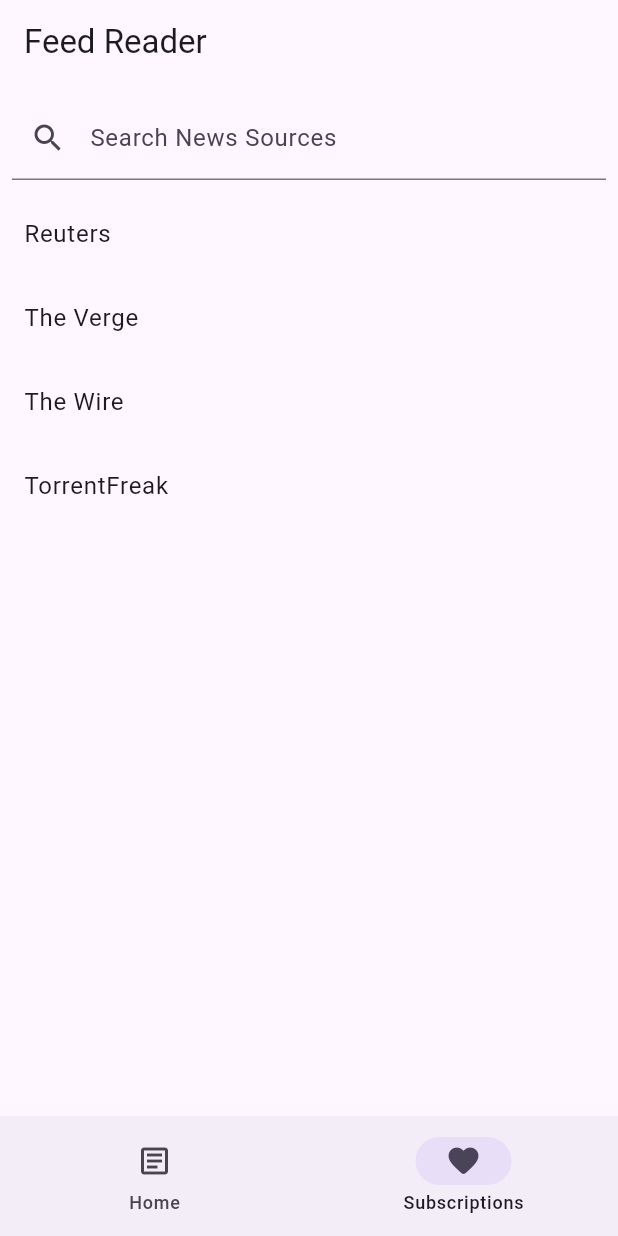
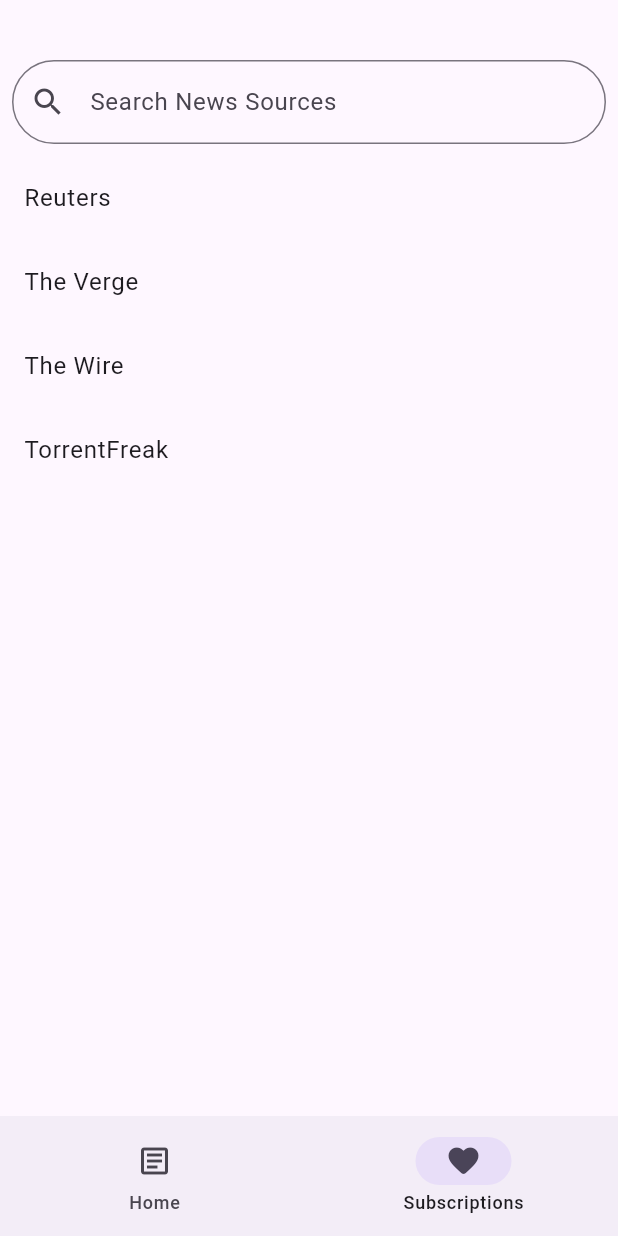
Before and after one commit to ksh-b/raven, a Flutter app: the screen it shows after launch, item 2 of the bottom bar chosen, on a phone screen of 412 x 824 dp. Run offline on Flutter 3.47's test engine with Material 3 defaults, Android fonts, the phone set to English and light mode, and no system bars; our stand-ins replace cached_network_image, flutter_html, hive, hive_flutter; accounts and stored records are empty.

Commit message:
change layout

```diff
--- a/lib/pages/main.dart
+++ b/lib/pages/main.dart
@@ -36,9 +36,6 @@ class _MyHomePageState extends State<MyHomePage> {
   @override
   Widget build(BuildContext context) {
     return Scaffold(
-      appBar: AppBar(
-        title: const Text('Feed Reader'),
-      ),
       bottomNavigationBar: NavigationBar(
         onDestinationSelected: (int index) {
           setState(() {
--- a/lib/pages/subscription.dart
+++ b/lib/pages/subscription.dart
@@ -29,6 +29,7 @@ class _SubscriptionsPageState extends State<SubscriptionsPage> with AutomaticKee
     return Scaffold(
       body: Column(
         children: [
+          SizedBox(height: 32,),
           Padding(
             padding: const EdgeInsets.all(8.0),
             child: TextField(
@@ -44,6 +45,11 @@ class _SubscriptionsPageState extends State<SubscriptionsPage> with AutomaticKee
               decoration: const InputDecoration(
                 labelText: 'Search News Sources',
                 prefixIcon: Icon(Icons.search),
+                border: OutlineInputBorder(
+                  borderRadius: BorderRadius.all(
+                    Radius.circular(30.0), // Adjust the value as needed
+                  ),
+                ),
               ),
             ),
           ),
```
